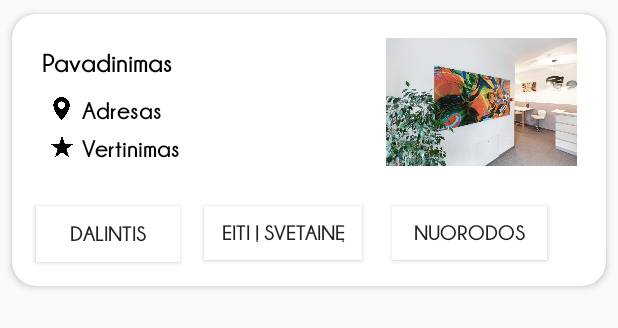
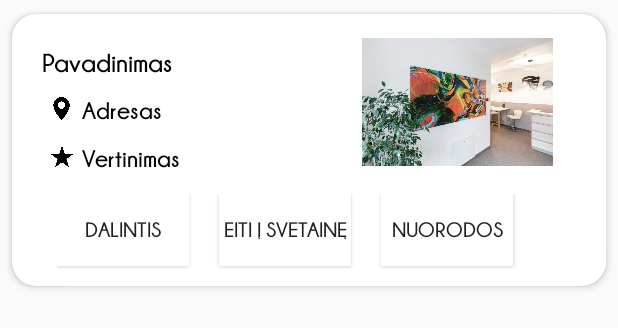
Before and after one commit to Phonksy/Kaunas, an Android app: the layout hotel_item.xml on its own in the app's theme, with its tools: preview values and no code run, on a phone screen of 412 x 824 dp. Shown: the top 328 px of the screen. Run offline under Robolectric (Android 15) with nearby library versions, the phone set to English and light mode, and no system bars; network calls fail; Roboto replaces fonts that are not available here.

Commit message:
pataisytas dizainas viesbuciu ir restoranu items. Buvo bug, kad rodo ne tas nuotraukas prie kai kuriu irasu, sutvarkyta.

```diff
--- a/app/src/main/java/com/example/kaunas/aboutKaunas.java
+++ b/app/src/main/java/com/example/kaunas/aboutKaunas.java
@@ -29,6 +29,8 @@ public class aboutKaunas extends AppCompatActivity {
         getSupportActionBar().setTitle(null);
         pav = findViewById(R.id.pavad);
         pav.setText("APIE KAUNĄ");
+
+        System.out.println(R.drawable.peledine);
 
         ImageView back = (ImageView) findViewById(R.id.back);
 
--- a/app/src/main/res/layout/hotel_item.xml
+++ b/app/src/main/res/layout/hotel_item.xml
@@ -46,7 +46,7 @@
             <TextView
                 android:id="@+id/textaddress"
                 android:layout_width="173dp"
-                android:layout_height="match_parent"
+                android:layout_height="22dp"
                 android:background="#FFFFFF"
                 android:fontFamily="@font/champagne_bold"
                 android:text="Adresas"
@@ -74,60 +74,22 @@
         <TextView
             android:id="@+id/textrating"
             android:layout_width="173dp"
-            android:layout_height="wrap_content"
+            android:layout_height="22dp"
             android:background="#FFFFFF"
             android:fontFamily="@font/champagne_bold"
             android:text="Vertinimas"
             android:textColor="@color/black"
-            android:textSize="16dp"
->
+            android:textSize="16dp">
 
         </TextView>
     </LinearLayout>
-
-
-
     </LinearLayout>
 
-    <androidx.constraintlayout.widget.ConstraintLayout
-        android:layout_width="match_parent"
-        android:layout_height="match_parent" >
-
-        <Button
-            android:id="@+id/eiti"
-            android:layout_width="105dp"
-            android:layout_height="36dp"
-            android:layout_marginStart="16dp"
-            android:layout_marginTop="128dp"
-            android:background="@color/white"
-            android:fontFamily="@font/champagne_bold"
-            android:text="EITI Į SVETAINĘ"
-            app:layout_constraintStart_toEndOf="@+id/dalintis"
-            app:layout_constraintTop_toTopOf="parent" />
-
-        <Button
-            android:id="@+id/dalintis"
-            android:layout_width="96dp"
-            android:layout_height="37dp"
-            android:layout_marginStart="16dp"
-            android:layout_marginTop="128dp"
-            android:background="@color/white"
-            android:fontFamily="@font/champagne_bold"
-            android:text="DALINTIS"
-            app:layout_constraintStart_toStartOf="parent"
-            app:layout_constraintTop_toTopOf="parent" />
-
-        <Button
-            android:id="@+id/nuorodos"
-            android:layout_width="103dp"
-            android:layout_height="36dp"
-            android:layout_marginStart="20dp"
-            android:layout_marginTop="128dp"
-            android:background="@color/white"
-            android:fontFamily="@font/champagne_bold"
-            android:text="NUORODOS"
-            app:layout_constraintStart_toEndOf="@+id/eiti"
-            app:layout_constraintTop_toTopOf="parent" />
+    <LinearLayout
+            android:layout_width="150dp"
+            android:layout_height="120dp"
+            android:orientation="horizontal"
+            android:layout_marginLeft="230dp">
 
             <ImageView
                 android:id="@+id/nuotrauka"
@@ -139,7 +101,56 @@
                 app:layout_constraintTop_toTopOf="parent"
                 app:srcCompat="@drawable/happy_inn" />
 
+    </LinearLayout>
+
+    <LinearLayout
+        android:layout_width="match_parent"
+        android:layout_height="50dp"
+        android:layout_marginTop="120dp"
+        android:layout_marginLeft="30dp"
+        android:background="#FFFFFF"
+        android:orientation="horizontal">
+
+        <androidx.constraintlayout.widget.ConstraintLayout
+            android:layout_width="match_parent"
+            android:layout_height="match_parent">
+
+            <Button
+                android:id="@+id/eiti"
+                android:layout_width="wrap_content"
+                android:layout_height="wrap_content"
+                android:background="@color/white"
+                android:fontFamily="@font/champagne_bold"
+                android:text="EITI Į SVETAINĘ"
+                android:layout_marginLeft="20dp"
+                android:outlineAmbientShadowColor="@color/black"
+                app:layout_constraintStart_toEndOf="@+id/dalintis"
+                app:layout_constraintTop_toTopOf="parent" />
+
+            <Button
+                android:id="@+id/dalintis"
+                android:layout_width="wrap_content"
+                android:layout_height="wrap_content"
+                android:background="@color/white"
+                android:fontFamily="@font/champagne_bold"
+                android:text="DALINTIS"
+                app:layout_constraintStart_toStartOf="parent"
+                app:layout_constraintTop_toTopOf="parent" />
+
+            <Button
+                android:id="@+id/nuorodos"
+                android:layout_width="wrap_content"
+                android:layout_height="wrap_content"
+                android:background="@color/white"
+                android:fontFamily="@font/champagne_bold"
+                android:text="NUORODOS"
+                android:layout_marginLeft="20dp"
+                app:layout_constraintStart_toEndOf="@+id/eiti"
+                app:layout_constraintTop_toTopOf="parent" />
+
+
+
         </androidx.constraintlayout.widget.ConstraintLayout>
 
-
+    </LinearLayout>
 </androidx.cardview.widget.CardView>
```
Also changed, not shown: app/src/main/java/com/example/kaunas/placesToVisit.java (+45 -63 lines). Lines whose indentation alone changed are shown as unchanged.
